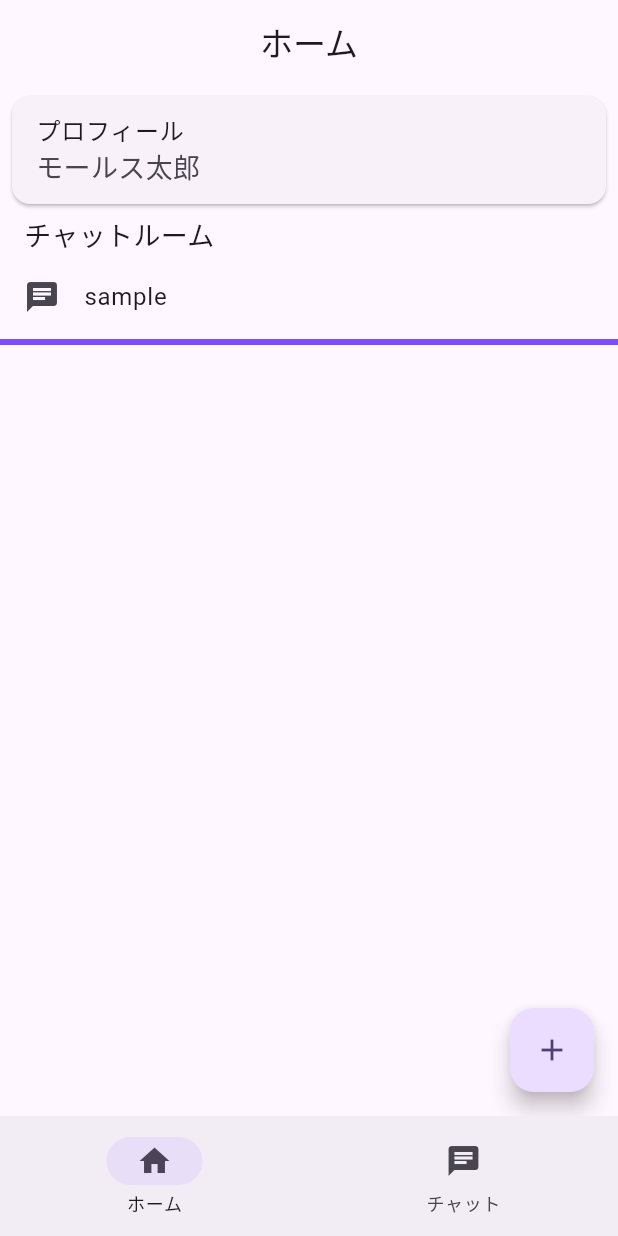
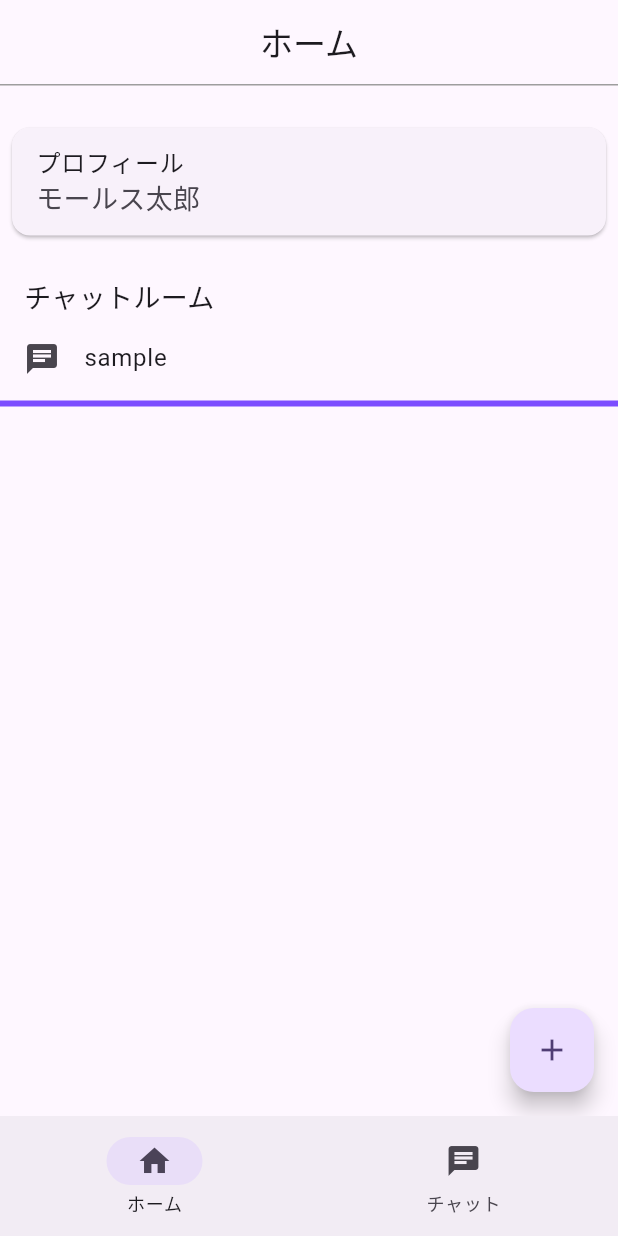
Before and after one commit to SotaUeta/Morsecode, a Flutter app: the screen it shows after launch, on a phone screen of 412 x 824 dp. Run offline on Flutter 3.47's test engine with Material 3 defaults, Android fonts, the phone set to English and light mode, and no system bars; our stand-ins replace camera, shared_preferences; missing offline and left inert: morse_code_generator, tflite_flutter, torch_light.

Commit message:
UI関連とYUVコンバートの修正

```diff
--- a/morse/lib/src/screens/home.dart
+++ b/morse/lib/src/screens/home.dart
@@ -61,9 +61,17 @@ class _HomePageState extends State<HomePage> {
       appBar: AppBar(
         centerTitle: true,
         title: const Text('ホーム'),
+        bottom: PreferredSize(
+          preferredSize: const Size.fromHeight(1.0),
+          child: Container(
+            color: Colors.grey,  // 線の色
+            height: 1.0,
+          ),
+        ),
       ),
       body: Column(
         children:[
+          SizedBox(height: 20,),
           Card(
             margin: EdgeInsets.all(8),
             child: ListTile(
@@ -74,6 +82,7 @@ class _HomePageState extends State<HomePage> {
               ),
             ),
           ),
+          SizedBox(height: 20,),
           Align(
             alignment: Alignment.centerLeft,
             child: Padding(
```
Also changed, not shown: morse/lib/src/screens/camera.dart (+18 -2 lines), morse/lib/src/screens/chat.dart (+7 -0 lines).
